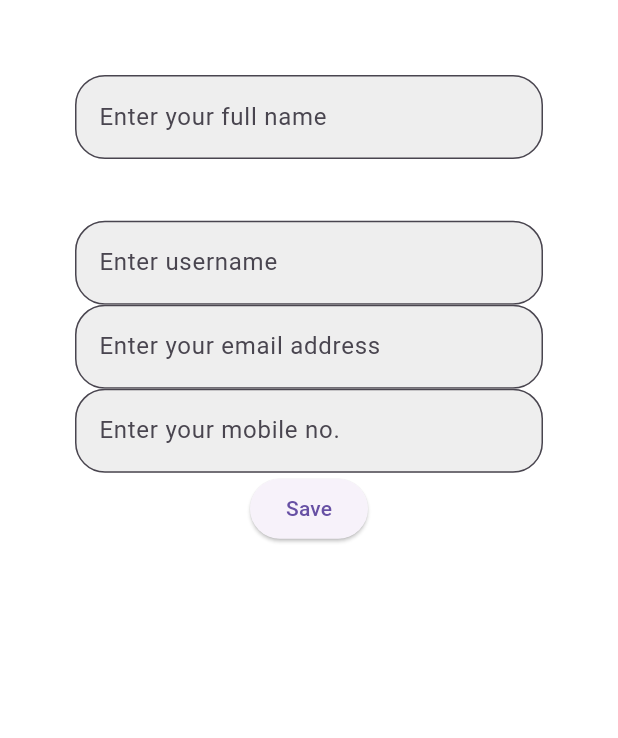
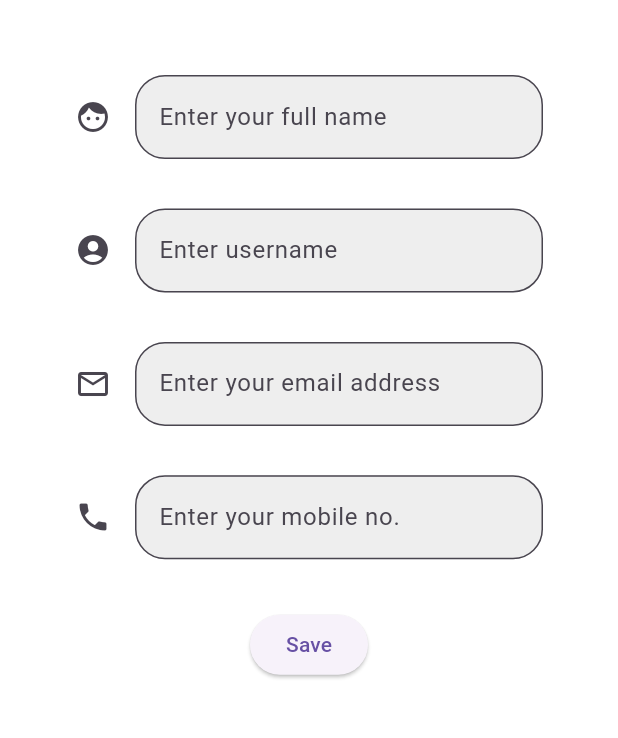
Before and after one commit to Ratndeep1999/to_do_app, a Flutter app: the SignUpPage screen opened directly, on a phone screen of 412 x 824 dp, the part 84-822 px from its top. Run offline on Flutter 3.47's test engine with Material 3 defaults, Android fonts, the phone set to English and light mode, and no system bars.

Commit message:
sign_up_page.dart : appbar add, form add, key add, full name text field add, username text field add, email text field add, mobile number text field add with ElevatedButton, validation add to full name, validation state add to elevated button, unfocus method add,

```diff
--- a/lib/sign_up_page.dart
+++ b/lib/sign_up_page.dart
@@ -51,6 +51,7 @@ class _SignUpPageState extends State<SignUpPage> {
                       } ,
                       keyboardType: TextInputType.name,
                       decoration: InputDecoration(
+                        icon: Icon(Icons.face),
                         hintText: 'Enter your full name',
                         filled: true,
                         fillColor: Colors.grey.shade200,
@@ -60,12 +61,13 @@ class _SignUpPageState extends State<SignUpPage> {
                       ),
                     ),
 
-                    SizedBox(height: MediaQuery.of(context).size.height * 0.05),
+                    SizedBox(height: MediaQuery.of(context).size.height * 0.04),
 
                     /// Username
                     TextFormField(
                       controller: _userNameController,
                       decoration: InputDecoration(
+                        icon: Icon(Icons.account_circle),
                         hintText: 'Enter username',
                         filled: true,
                         fillColor: Colors.grey.shade200,
@@ -75,11 +77,14 @@ class _SignUpPageState extends State<SignUpPage> {
                       ),
                     ),
 
+                    SizedBox(height: MediaQuery.of(context).size.height * 0.04),
+
                     /// Email
                     TextFormField(
                       controller: _emailController,
                       keyboardType: TextInputType.emailAddress,
                       decoration: InputDecoration(
+                        icon: Icon(Icons.email_outlined),
                         hintText: 'Enter your email address',
                         filled: true,
                         fillColor: Colors.grey.shade200,
@@ -89,11 +94,14 @@ class _SignUpPageState extends State<SignUpPage> {
                       ),
                     ),
 
+                    SizedBox(height: MediaQuery.of(context).size.height * 0.04),
+
                     /// Phone no.
                     TextFormField(
                       controller: _mobileNumberController,
                       keyboardType: TextInputType.phone,
                       decoration: InputDecoration(
+                        icon: Icon(Icons.phone),
                         hintText: 'Enter your mobile no.',
                         filled: true,
                         fillColor: Colors.grey.shade200,
@@ -102,6 +110,8 @@ class _SignUpPageState extends State<SignUpPage> {
                         ),
                       ),
                     ),
+
+                    SizedBox(height: MediaQuery.of(context).size.height * 0.04),
 
                     ElevatedButton(
                         onPressed: () {
```
